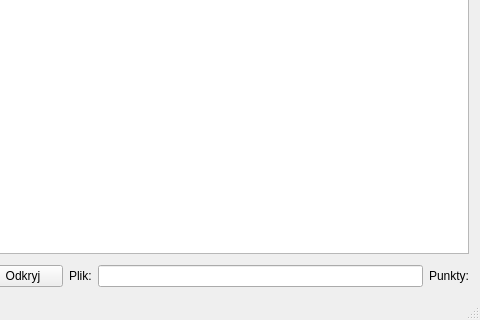
Qt form mainwindow.ui (OtoshigamiX/SquareQuizzer) before a commit; both pictures show x 286 to 766 and y 138 to 458 of the 766 by 458 pixel window.
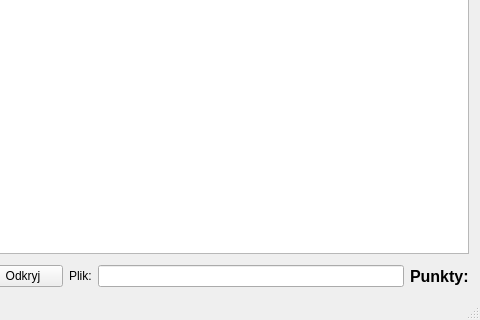
The same form after that commit.

Commit message: changed name to more generic

The edit to the form file:
```diff
--- a/mainwindow.ui
+++ b/mainwindow.ui
@@ -73,6 +73,13 @@
       </item>
       <item>
        <widget class="QLabel" name="pointLabel">
+        <property name="font">
+         <font>
+          <pointsize>12</pointsize>
+          <weight>75</weight>
+          <bold>true</bold>
+         </font>
+        </property>
         <property name="text">
          <string>Punkty:</string>
         </property>
```
Left out of the diff: 2 changed lines with no effect on the pictures. The commit also changes 2 other files.
